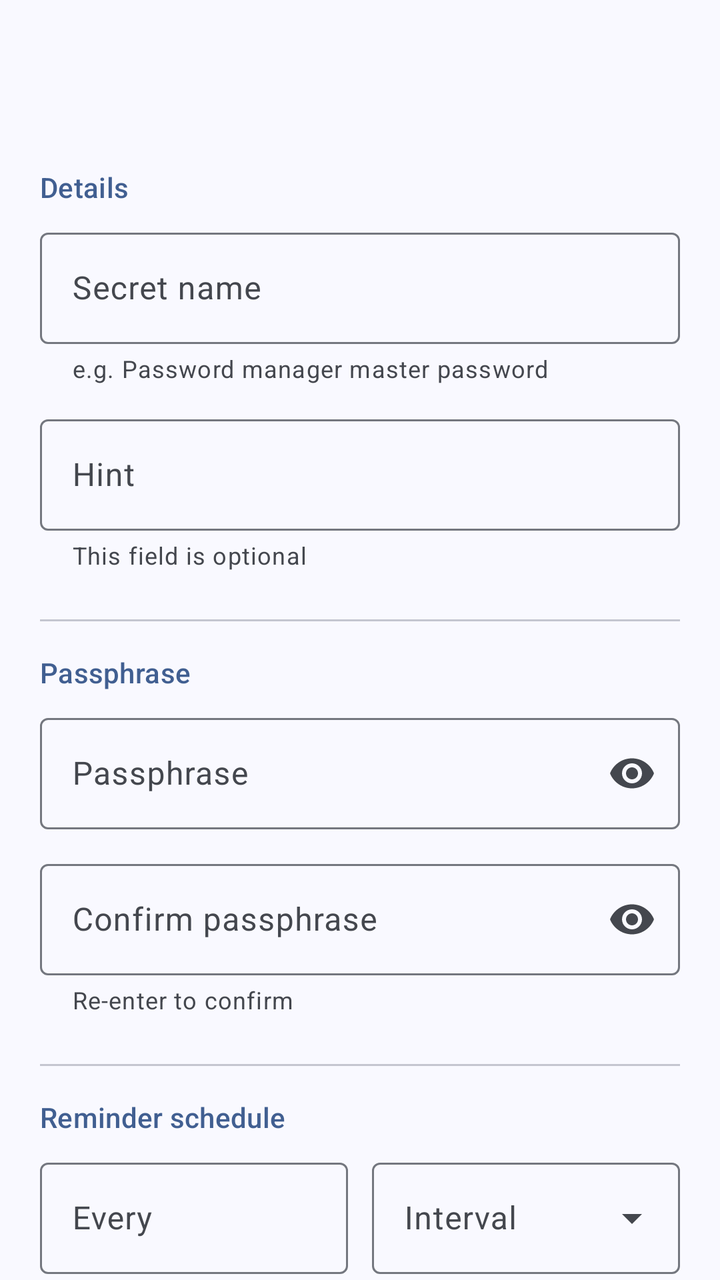
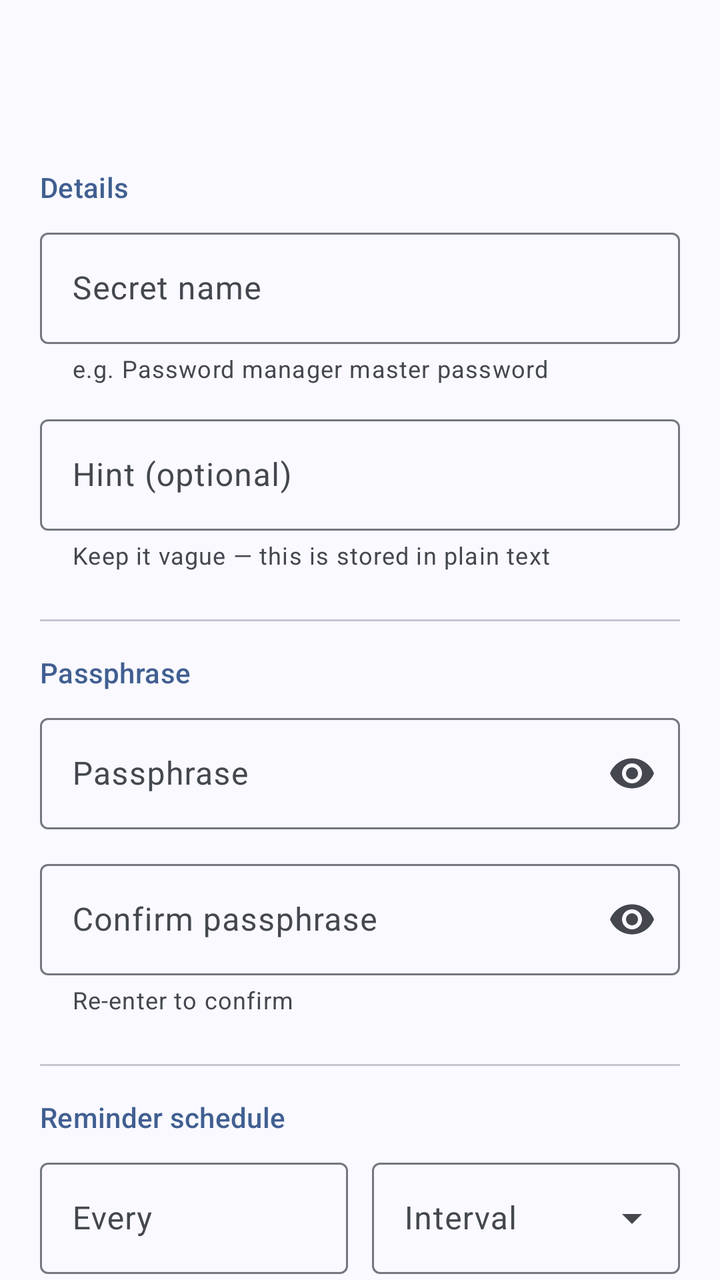

Compare the two renders of this Android layout. The source of the first and the diff that turns it into the second are given below.
<!-- AndroidManifest.xml: application theme Theme.Keyheimer -->
<!-- res/layout/activity_add_edit_secret.xml -->
<?xml version="1.0" encoding="utf-8"?>
<androidx.coordinatorlayout.widget.CoordinatorLayout
    xmlns:android="http://schemas.android.com/apk/res/android"
    xmlns:app="http://schemas.android.com/apk/res-auto"
    android:id="@+id/add_edit_root"
    android:layout_width="match_parent"
    android:layout_height="match_parent">

    <com.google.android.material.appbar.AppBarLayout
        android:id="@+id/app_bar_layout"
        android:layout_width="match_parent"
        android:layout_height="wrap_content">

        <com.google.android.material.appbar.MaterialToolbar
            android:id="@+id/toolbar"
            style="@style/Widget.Keyheimer.Toolbar"
            android:layout_width="match_parent"
            android:layout_height="?attr/actionBarSize"/>

    </com.google.android.material.appbar.AppBarLayout>

    <androidx.core.widget.NestedScrollView
        android:id="@+id/scroll_content"
        android:layout_width="match_parent"
        android:layout_height="match_parent"
        android:clipToPadding="false"
        app:layout_behavior="@string/appbar_scrolling_view_behavior">

        <LinearLayout
            android:layout_width="match_parent"
            android:layout_height="wrap_content"
            android:orientation="vertical"
            android:padding="20dp">

            <com.google.android.material.textview.MaterialTextView
                android:layout_width="match_parent"
                android:layout_height="wrap_content"
                android:text="@string/section_details"
                android:textAppearance="?attr/textAppearanceLabelLarge"
                android:textColor="?attr/colorPrimary" />

            <com.google.android.material.textfield.TextInputLayout
                android:id="@+id/til_name"
                style="@style/Widget.Material3.TextInputLayout.OutlinedBox"
                android:layout_width="match_parent"
                android:layout_height="wrap_content"
                android:layout_marginTop="8dp"
                android:hint="@string/label_name"
                app:helperText="@string/helper_name"
                app:helperTextEnabled="true">

                <com.google.android.material.textfield.TextInputEditText
                    android:id="@+id/input_name"
                    android:layout_width="match_parent"
                    android:layout_height="wrap_content"
                    android:inputType="text" />

            </com.google.android.material.textfield.TextInputLayout>

            <com.google.android.material.textfield.TextInputLayout
                android:id="@+id/til_hint"
                style="@style/Widget.Material3.TextInputLayout.OutlinedBox"
                android:layout_width="match_parent"
                android:layout_height="wrap_content"
                android:layout_marginTop="12dp"
                android:hint="@string/label_hint"
                app:helperText="@string/helper_hint"
                app:helperTextEnabled="true">

                <com.google.android.material.textfield.TextInputEditText
                    android:id="@+id/input_hint"
                    android:layout_width="match_parent"
                    android:layout_height="wrap_content"
                    android:inputType="text" />

            </com.google.android.material.textfield.TextInputLayout>

            <com.google.android.material.divider.MaterialDivider
                android:layout_width="match_parent"
                android:layout_height="wrap_content"
                android:layout_marginTop="24dp" />

            <com.google.android.material.textview.MaterialTextView
                android:layout_width="match_parent"
                android:layout_height="wrap_content"
                android:layout_marginTop="16dp"
                android:text="@string/section_passphrase"
                android:textAppearance="?attr/textAppearanceLabelLarge"
                android:textColor="?attr/colorPrimary" />

            <com.google.android.material.textfield.TextInputLayout
                android:id="@+id/til_passphrase"
                style="@style/Widget.Material3.TextInputLayout.OutlinedBox"
                android:layout_width="match_parent"
                android:layout_height="wrap_content"
                android:layout_marginTop="8dp"
                android:hint="@string/label_passphrase"
                app:endIconMode="password_toggle"
                app:helperTextEnabled="true">

                <com.google.android.material.textfield.TextInputEditText
                    android:id="@+id/input_passphrase"
                    android:layout_width="match_parent"
                    android:layout_height="wrap_content"
                    android:inputType="textPassword" />

            </com.google.android.material.textfield.TextInputLayout>

            <com.google.android.material.textfield.TextInputLayout
                android:id="@+id/til_confirm_passphrase"
                style="@style/Widget.Material3.TextInputLayout.OutlinedBox"
                android:layout_width="match_parent"
                android:layout_height="wrap_content"
                android:layout_marginTop="12dp"
                android:hint="@string/label_confirm_passphrase"
                app:endIconMode="password_toggle"
                app:helperText="@string/helper_confirm_passphrase"
                app:helperTextEnabled="true">

                <com.google.android.material.textfield.TextInputEditText
                    android:id="@+id/input_confirm_passphrase"
                    android:layout_width="match_parent"
                    android:layout_height="wrap_content"
                    android:inputType="textPassword" />

            </com.google.android.material.textfield.TextInputLayout>

            <com.google.android.material.divider.MaterialDivider
                android:layout_width="match_parent"
                android:layout_height="wrap_content"
                android:layout_marginTop="24dp" />

            <com.google.android.material.textview.MaterialTextView
                android:layout_width="match_parent"
                android:layout_height="wrap_content"
                android:layout_marginTop="16dp"
                android:text="@string/section_schedule"
                android:textAppearance="?attr/textAppearanceLabelLarge"
                android:textColor="?attr/colorPrimary" />

            <LinearLayout
                android:layout_width="match_parent"
                android:layout_height="wrap_content"
                android:layout_marginTop="8dp"
                android:orientation="horizontal">

                <com.google.android.material.textfield.TextInputLayout
                    android:id="@+id/til_interval_value"
                    style="@style/Widget.Material3.TextInputLayout.OutlinedBox"
                    android:layout_width="0dp"
                    android:layout_height="wrap_content"
                    android:layout_weight="1"
                    android:hint="@string/label_interval_value">

                    <com.google.android.material.textfield.TextInputEditText
                        android:id="@+id/input_interval_value"
                        android:layout_width="match_parent"
                        android:layout_height="wrap_content"
                        android:inputType="number" />

                </com.google.android.material.textfield.TextInputLayout>

                <Space
                    android:layout_width="12dp"
                    android:layout_height="1dp" />

                <com.google.android.material.textfield.TextInputLayout
                    android:id="@+id/til_interval_unit"
                    style="@style/Widget.Material3.TextInputLayout.OutlinedBox.ExposedDropdownMenu"
                    android:layout_width="0dp"
                    android:layout_height="wrap_content"
                    android:layout_weight="1"
                    android:hint="@string/label_interval_unit">

                    <AutoCompleteTextView
                        android:id="@+id/input_interval_unit"
                        android:layout_width="match_parent"
                        android:layout_height="wrap_content"
                        android:inputType="none" />

                </com.google.android.material.textfield.TextInputLayout>

            </LinearLayout>

            <com.google.android.material.textfield.TextInputLayout
                android:id="@+id/til_reminder_time"
                style="@style/Widget.Material3.TextInputLayout.OutlinedBox"
                android:layout_width="match_parent"
                android:layout_height="wrap_content"
                android:layout_marginTop="12dp"
                android:hint="@string/label_reminder_time"
                app:startIconDrawable="@drawable/ic_schedule">

                <com.google.android.material.textfield.TextInputEditText
                    android:id="@+id/input_reminder_time"
                    android:layout_width="match_parent"
                    android:layout_height="wrap_content"
                    android:clickable="true"
                    android:cursorVisible="false"
                    android:focusable="false"
                    android:inputType="none" />

            </com.google.android.material.textfield.TextInputLayout>

            <com.google.android.material.materialswitch.MaterialSwitch
                android:id="@+id/switch_active"
                android:layout_width="wrap_content"
                android:layout_height="wrap_content"
                android:layout_marginTop="16dp"
                android:checked="true"
                android:text="@string/label_active" />

        </LinearLayout>

    </androidx.core.widget.NestedScrollView>

</androidx.coordinatorlayout.widget.CoordinatorLayout>
<!-- resources referenced by this layout -->
<resources>
  <string name="helper_confirm_passphrase">Re-enter to confirm</string>
  <string name="helper_hint">This field is optional</string>
  <string name="helper_name">e.g. Password manager master password</string>
  <string name="label_active">Reminders active</string>
  <string name="label_confirm_passphrase">Confirm passphrase</string>
  <string name="label_hint">Hint</string>
  <string name="label_interval_unit">Interval</string>
  <string name="label_interval_value">Every</string>
  <string name="label_name">Secret name</string>
  <string name="label_passphrase">Passphrase</string>
  <string name="label_reminder_time">Reminder time</string>
  <string name="section_details">Details</string>
  <string name="section_passphrase">Passphrase</string>
  <string name="section_schedule">Reminder schedule</string>
  <style name="Widget.Keyheimer.Toolbar" parent="Widget.Material3.Toolbar">
          <item name="titleTextAppearance">@style/TextAppearance.Keyheimer.ToolbarTitle</item>
      </style>
  <style name="TextAppearance.Keyheimer.ToolbarTitle" parent="TextAppearance.Material3.TitleLarge">
          <item name="android:fontFamily">serif</item>
          <item name="fontFamily">serif</item>
      </style>
  <color name="md_theme_primary">#415F91</color>
  <color name="md_theme_onPrimary">#FFFFFF</color>
  <color name="md_theme_primaryContainer">#D6E3FF</color>
  <color name="md_theme_onPrimaryContainer">#284777</color>
  <color name="md_theme_secondary">#565F71</color>
  <color name="md_theme_onSecondary">#FFFFFF</color>
  <color name="md_theme_secondaryContainer">#DAE2F9</color>
  <color name="md_theme_onSecondaryContainer">#3E4759</color>
  <color name="md_theme_tertiary">#705575</color>
  <color name="md_theme_onTertiary">#FFFFFF</color>
  <color name="md_theme_tertiaryContainer">#FAD8FD</color>
  <color name="md_theme_onTertiaryContainer">#573E5C</color>
  <color name="md_theme_error">#BA1A1A</color>
  <color name="md_theme_onError">#FFFFFF</color>
  <color name="md_theme_errorContainer">#FFDAD6</color>
  <color name="md_theme_onErrorContainer">#93000A</color>
  <color name="md_theme_background">#F9F9FF</color>
  <color name="md_theme_onBackground">#191C20</color>
  <color name="md_theme_surface">#F9F9FF</color>
  <color name="md_theme_onSurface">#191C20</color>
  <color name="md_theme_surfaceVariant">#E0E2EC</color>
  <color name="md_theme_onSurfaceVariant">#44474E</color>
  <color name="md_theme_outline">#74777F</color>
  <color name="md_theme_outlineVariant">#C4C6D0</color>
  <color name="md_theme_inverseSurface">#2E3036</color>
  <color name="md_theme_inverseOnSurface">#F0F0F7</color>
  <color name="md_theme_inversePrimary">#AAC7FF</color>
  <color name="md_theme_primaryFixed">#D6E3FF</color>
  <color name="md_theme_onPrimaryFixed">#001B3E</color>
  <color name="md_theme_primaryFixedDim">#AAC7FF</color>
  <color name="md_theme_onPrimaryFixedVariant">#284777</color>
  <color name="md_theme_secondaryFixed">#DAE2F9</color>
  <color name="md_theme_onSecondaryFixed">#131C2B</color>
  <color name="md_theme_secondaryFixedDim">#BEC6DC</color>
  <color name="md_theme_onSecondaryFixedVariant">#3E4759</color>
  <color name="md_theme_tertiaryFixed">#FAD8FD</color>
  <color name="md_theme_onTertiaryFixed">#28132E</color>
  <color name="md_theme_tertiaryFixedDim">#DDBCE0</color>
  <color name="md_theme_onTertiaryFixedVariant">#573E5C</color>
  <color name="md_theme_surfaceDim">#D9D9E0</color>
  <color name="md_theme_surfaceBright">#F9F9FF</color>
  <color name="md_theme_surfaceContainerLowest">#FFFFFF</color>
  <color name="md_theme_surfaceContainerLow">#F3F3FA</color>
  <color name="md_theme_surfaceContainer">#EDEDF4</color>
  <color name="md_theme_surfaceContainerHigh">#E7E8EE</color>
  <color name="md_theme_surfaceContainerHighest">#E2E2E9</color>
  <!-- unchanged entries left out for length: 3 -->
</resources>

<!-- the commit's change to res/layout/activity_add_edit_secret.xml (unified diff, before → after) -->
@@ -13,6 +13,7 @@
 
         <com.google.android.material.appbar.MaterialToolbar
             android:id="@+id/toolbar"
+            app:titleTextColor="?attr/colorOnSurface"
             style="@style/Widget.Keyheimer.Toolbar"
             android:layout_width="match_parent"
             android:layout_height="?attr/actionBarSize"/>
@@ -45,8 +46,8 @@
                 android:layout_width="match_parent"
                 android:layout_height="wrap_content"
                 android:layout_marginTop="8dp"
-                android:hint="@string/label_name"
-                app:helperText="@string/helper_name"
+                android:hint="@string/field_secret_name"
+                app:helperText="@string/field_secret_name_helper"
                 app:helperTextEnabled="true">
 
                 <com.google.android.material.textfield.TextInputEditText
@@ -63,8 +64,8 @@
                 android:layout_width="match_parent"
                 android:layout_height="wrap_content"
                 android:layout_marginTop="12dp"
-                android:hint="@string/label_hint"
-                app:helperText="@string/helper_hint"
+                android:hint="@string/field_hint"
+                app:helperText="@string/field_hint_helper"
                 app:helperTextEnabled="true">
 
                 <com.google.android.material.textfield.TextInputEditText
@@ -94,7 +95,7 @@
                 android:layout_width="match_parent"
                 android:layout_height="wrap_content"
                 android:layout_marginTop="8dp"
-                android:hint="@string/label_passphrase"
+                android:hint="@string/field_passphrase"
                 app:endIconMode="password_toggle"
                 app:helperTextEnabled="true">
 
@@ -112,9 +113,9 @@
                 android:layout_width="match_parent"
                 android:layout_height="wrap_content"
                 android:layout_marginTop="12dp"
-                android:hint="@string/label_confirm_passphrase"
+                android:hint="@string/field_passphrase_confirm"
                 app:endIconMode="password_toggle"
-                app:helperText="@string/helper_confirm_passphrase"
+                app:helperText="@string/field_passphrase_confirm_helper"
                 app:helperTextEnabled="true">
 
                 <com.google.android.material.textfield.TextInputEditText
@@ -150,19 +151,15 @@
                     android:layout_width="0dp"
                     android:layout_height="wrap_content"
                     android:layout_weight="1"
-                    android:hint="@string/label_interval_value">
+                    android:layout_marginEnd="12dp"
+                    android:hint="@string/field_interval_value">
 
                     <com.google.android.material.textfield.TextInputEditText
                         android:id="@+id/input_interval_value"
                         android:layout_width="match_parent"
                         android:layout_height="wrap_content"
                         android:inputType="number" />
-
                 </com.google.android.material.textfield.TextInputLayout>
-
-                <Space
-                    android:layout_width="12dp"
-                    android:layout_height="1dp" />
 
                 <com.google.android.material.textfield.TextInputLayout
                     android:id="@+id/til_interval_unit"
@@ -170,16 +167,14 @@
                     android:layout_width="0dp"
                     android:layout_height="wrap_content"
                     android:layout_weight="1"
-                    android:hint="@string/label_interval_unit">
+                    android:hint="@string/field_interval_unit">
 
                     <AutoCompleteTextView
                         android:id="@+id/input_interval_unit"
                         android:layout_width="match_parent"
                         android:layout_height="wrap_content"
                         android:inputType="none" />
-
                 </com.google.android.material.textfield.TextInputLayout>
-
             </LinearLayout>
 
             <com.google.android.material.textfield.TextInputLayout
@@ -188,7 +183,7 @@
                 android:layout_width="match_parent"
                 android:layout_height="wrap_content"
                 android:layout_marginTop="12dp"
-                android:hint="@string/label_reminder_time"
+                android:hint="@string/field_reminder_time"
                 app:startIconDrawable="@drawable/ic_schedule">
 
                 <com.google.android.material.textfield.TextInputEditText
@@ -208,10 +203,7 @@
                 android:layout_height="wrap_content"
                 android:layout_marginTop="16dp"
                 android:checked="true"
-                android:text="@string/label_active" />
-
+                android:text="@string/field_active" />
         </LinearLayout>
-
     </androidx.core.widget.NestedScrollView>
-
 </androidx.coordinatorlayout.widget.CoordinatorLayout>
<!-- resource entries referenced after the edit -->
@@ -1,16 +1,16 @@
 <!-- resources referenced by this layout -->
 <resources>
-  <string name="helper_confirm_passphrase">Re-enter to confirm</string>
-  <string name="helper_hint">This field is optional</string>
-  <string name="helper_name">e.g. Password manager master password</string>
-  <string name="label_active">Reminders active</string>
-  <string name="label_confirm_passphrase">Confirm passphrase</string>
-  <string name="label_hint">Hint</string>
-  <string name="label_interval_unit">Interval</string>
-  <string name="label_interval_value">Every</string>
-  <string name="label_name">Secret name</string>
-  <string name="label_passphrase">Passphrase</string>
-  <string name="label_reminder_time">Reminder time</string>
+  <string name="field_active">Reminders active</string>
+  <string name="field_hint">Hint (optional)</string>
+  <string name="field_hint_helper">Keep it vague — this is stored in plain text</string>
+  <string name="field_interval_unit">Interval</string>
+  <string name="field_interval_value">Every</string>
+  <string name="field_passphrase">Passphrase</string>
+  <string name="field_passphrase_confirm">Confirm passphrase</string>
+  <string name="field_passphrase_confirm_helper">Re-enter to confirm</string>
+  <string name="field_reminder_time">Reminder time</string>
+  <string name="field_secret_name">Secret name</string>
+  <string name="field_secret_name_helper">e.g. Password manager master password</string>
   <string name="section_details">Details</string>
   <string name="section_passphrase">Passphrase</string>
   <string name="section_schedule">Reminder schedule</string>
